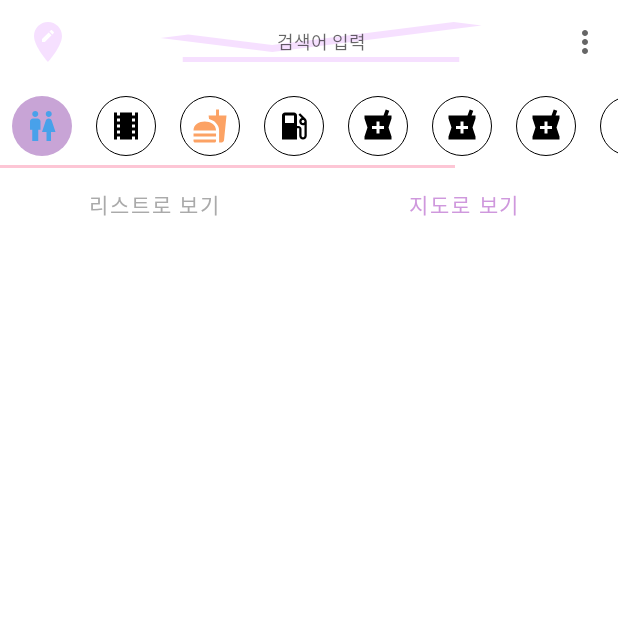
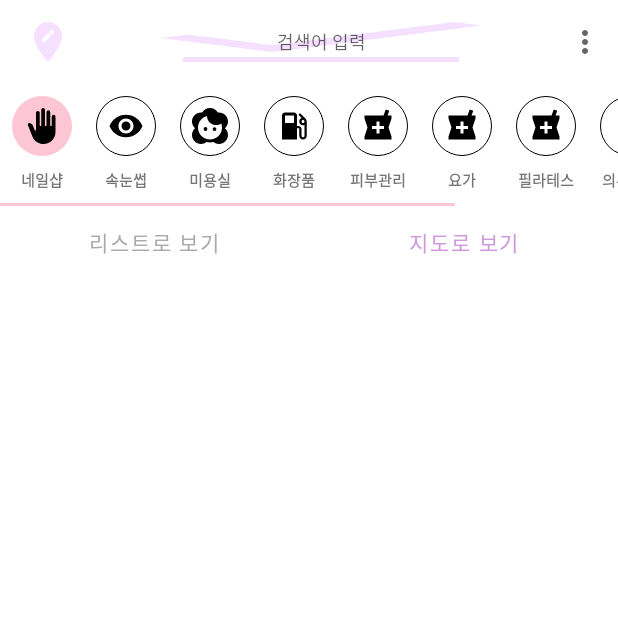
Before and after one commit to kof99athena/BeautyStreet, an Android app: the MainActivity screen opened directly, with no data from a screen before it, tab 2 chosen, on a phone screen of 412 x 824 dp, the top half of it. Run offline under Robolectric (Android 15) with nearby library versions, the light colour scheme and no system bars; libraries missing offline, so code that uses them is left out: com.kakao.util, net.daum.mf; 10 statements that could not run were skipped.

Commit message:
update 10 : 탭레이아웃 수정

```diff
--- a/app/src/main/res/drawable/baseline_local_movies_24.xml
+++ /dev/null
@@ -1,5 +0,0 @@
-<vector android:height="24dp" android:tint="#000000"
-    android:viewportHeight="24" android:viewportWidth="24"
-    android:width="24dp" xmlns:android="http://schemas.android.com/apk/res/android">
-    <path android:fillColor="@android:color/white" android:pathData="M18,3v2h-2L16,3L8,3v2L6,5L6,3L4,3v18h2v-2h2v2h8v-2h2v2h2L20,3h-2zM8,17L6,17v-2h2v2zM8,13L6,13v-2h2v2zM8,9L6,9L6,7h2v2zM18,17h-2v-2h2v2zM18,13h-2v-2h2v2zM18,9h-2L16,7h2v2z"/>
-</vector>
--- a/app/src/main/res/drawable/bg_choice_select.xml
+++ b/app/src/main/res/drawable/bg_choice_select.xml
@@ -2,7 +2,7 @@
 <shape xmlns:android="http://schemas.android.com/apk/res/android"
     android:shape="oval">
 
-    <solid android:color="#C8A4D6"/>
+    <solid android:color="@color/pink"/>
     <size android:width="40dp" android:height="40dp"/>
 
 </shape>
--- /dev/null
+++ b/app/src/main/res/drawable/list_eyelash.xml
@@ -0,0 +1,5 @@
+<vector android:height="24dp" android:tint="#000000"
+    android:viewportHeight="24" android:viewportWidth="24"
+    android:width="24dp" xmlns:android="http://schemas.android.com/apk/res/android">
+    <path android:fillColor="@android:color/white" android:pathData="M12,4.5C7,4.5 2.73,7.61 1,12c1.73,4.39 6,7.5 11,7.5s9.27,-3.11 11,-7.5c-1.73,-4.39 -6,-7.5 -11,-7.5zM12,17c-2.76,0 -5,-2.24 -5,-5s2.24,-5 5,-5 5,2.24 5,5 -2.24,5 -5,5zM12,9c-1.66,0 -3,1.34 -3,3s1.34,3 3,3 3,-1.34 3,-3 -1.34,-3 -3,-3z"/>
+</vector>
--- /dev/null
+++ b/app/src/main/res/drawable/list_hair.xml
@@ -0,0 +1,7 @@
+<vector android:height="24dp" android:tint="#000000"
+    android:viewportHeight="24" android:viewportWidth="24"
+    android:width="24dp" xmlns:android="http://schemas.android.com/apk/res/android">
+    <path android:fillColor="@android:color/white" android:pathData="M21.97,13.52c0,-0.01 0,-0.02 0,-0.04C23.21,12.38 24,10.78 24,9c0,-3.31 -2.69,-6 -6,-6c-0.26,0 -0.52,0.02 -0.78,0.06C16.19,1.23 14.24,0 12,0S7.81,1.23 6.78,3.06C6.52,3.02 6.26,3 6,3C2.69,3 0,5.69 0,9c0,1.78 0.79,3.38 2.02,4.48c0,0.01 0,0.02 0,0.04C0.79,14.62 0,16.22 0,18c0,3.31 2.69,6 6,6c1.39,0 2.67,-0.48 3.69,-1.28C10.43,22.9 11.2,23 12,23s1.57,-0.1 2.31,-0.28C15.33,23.52 16.61,24 18,24c3.31,0 6,-2.69 6,-6C24,16.22 23.21,14.62 21.97,13.52zM12,21c-4.41,0 -8,-3.59 -8,-8c0,-3.72 2.56,-6.85 6,-7.74c0,0.02 0,0.03 0,0.05c0,3.34 2.72,6.06 6.06,6.06c1.26,0 2.45,-0.39 3.45,-1.09C19.82,11.14 20,12.05 20,13C20,17.41 16.41,21 12,21z"/>
+    <path android:fillColor="@android:color/white" android:pathData="M9,14m-1.25,0a1.25,1.25 0,1 1,2.5 0a1.25,1.25 0,1 1,-2.5 0"/>
+    <path android:fillColor="@android:color/white" android:pathData="M15,14m-1.25,0a1.25,1.25 0,1 1,2.5 0a1.25,1.25 0,1 1,-2.5 0"/>
+</vector>
--- /dev/null
+++ b/app/src/main/res/drawable/list_nailart.xml
@@ -0,0 +1,5 @@
+<vector android:height="24dp" android:tint="@color/black"
+    android:viewportHeight="24" android:viewportWidth="24"
+    android:width="24dp" xmlns:android="http://schemas.android.com/apk/res/android">
+    <path android:fillColor="@android:color/white" android:pathData="M13,24c-3.26,0 -6.19,-1.99 -7.4,-5.02l-3.03,-7.61C2.26,10.58 3,9.79 3.81,10.05l0.79,0.26c0.56,0.18 1.02,0.61 1.24,1.16L7.25,15H8V3.25C8,2.56 8.56,2 9.25,2s1.25,0.56 1.25,1.25V12h1V1.25C11.5,0.56 12.06,0 12.75,0S14,0.56 14,1.25V12h1V2.75c0,-0.69 0.56,-1.25 1.25,-1.25c0.69,0 1.25,0.56 1.25,1.25V12h1V5.75c0,-0.69 0.56,-1.25 1.25,-1.25S21,5.06 21,5.75V16C21,20.42 17.42,24 13,24z"/>
+</vector>
--- a/app/src/main/res/drawable/wc.xml
+++ /dev/null
@@ -1,5 +0,0 @@
-<vector android:height="24dp" android:tint="#48A1EA"
-    android:viewportHeight="24" android:viewportWidth="24"
-    android:width="24dp" xmlns:android="http://schemas.android.com/apk/res/android">
-    <path android:fillColor="@android:color/white" android:pathData="M5.5,22v-7.5L4,14.5L4,9c0,-1.1 0.9,-2 2,-2h3c1.1,0 2,0.9 2,2v5.5L9.5,14.5L9.5,22h-4zM18,22v-6h3l-2.54,-7.63C18.18,7.55 17.42,7 16.56,7h-0.12c-0.86,0 -1.63,0.55 -1.9,1.37L12,16h3v6h3zM7.5,6c1.11,0 2,-0.89 2,-2s-0.89,-2 -2,-2 -2,0.89 -2,2 0.89,2 2,2zM16.5,6c1.11,0 2,-0.89 2,-2s-0.89,-2 -2,-2 -2,0.89 -2,2 0.89,2 2,2z"/>
-</vector>
--- a/app/src/main/res/layout/activity_login.xml
+++ b/app/src/main/res/layout/activity_login.xml
@@ -12,9 +12,8 @@
         android:layout_width="wrap_content"
         android:layout_height="wrap_content"
         android:layout_centerHorizontal="true"
-        android:layout_marginTop="80dp"
+        android:layout_marginTop="200dp"
         android:padding="16dp"
-        android:text="WELCOME!"
         android:textColor="@color/pink"
         android:textSize="40sp"
         android:textStyle="bold" />
@@ -26,9 +25,8 @@
         android:layout_below="@id/tv_title"
         android:layout_centerHorizontal="true"
         android:paddingLeft="16dp"
-        android:paddingTop="8dp"
         android:paddingRight="16dp"
-        android:paddingBottom="8dp"
+        android:paddingBottom="16dp"
         android:text="로그인 안하고 둘러보기"
         android:textColor="@color/gray" />
 
--- a/app/src/main/res/layout/choice_list.xml
+++ b/app/src/main/res/layout/choice_list.xml
@@ -4,33 +4,85 @@
     android:layout_width="match_parent"
     android:layout_height="match_parent">
 
+    <RelativeLayout
+        android:layout_width="wrap_content"
+        android:layout_height="wrap_content">
 
     <ImageView
         android:id="@+id/choice_wc"
         android:background="@drawable/bg_choice_select"
         android:padding="8dp"
         android:layout_margin="8dp"
-        android:src="@drawable/wc"
+        android:src="@drawable/list_nailart"
         android:layout_width="40dp"
         android:layout_height="40dp"/>
+
+    <TextView
+        android:text="네일샵"
+        android:textSize="10dp"
+        android:textStyle="bold"
+        android:layout_marginBottom="10dp"
+        android:layout_centerInParent="true"
+        android:layout_below="@id/choice_wc"
+        android:layout_width="wrap_content"
+        android:layout_height="wrap_content"/>
+
+    </RelativeLayout>
+
+
+    <RelativeLayout
+        android:layout_width="wrap_content"
+        android:layout_height="wrap_content">
 
     <ImageView
         android:id="@+id/choice_movie"
         android:background="@drawable/bg_choice"
         android:padding="8dp"
         android:layout_margin="8dp"
-        android:src="@drawable/baseline_local_movies_24"
+        android:src="@drawable/list_eyelash"
         android:layout_width="40dp"
         android:layout_height="40dp"/>
 
+        <TextView
+            android:text="속눈썹"
+            android:textSize="10dp"
+            android:textStyle="bold"
+            android:layout_marginBottom="10dp"
+            android:layout_centerInParent="true"
+            android:layout_below="@id/choice_movie"
+            android:layout_width="wrap_content"
+            android:layout_height="wrap_content"/>
+
+    </RelativeLayout>
+
+
+    <RelativeLayout
+        android:layout_width="wrap_content"
+        android:layout_height="wrap_content">
     <ImageView
         android:id="@+id/choice_fastfood"
         android:background="@drawable/bg_choice"
         android:padding="8dp"
         android:layout_margin="8dp"
-        android:src="@drawable/fastfood"
+        android:src="@drawable/list_hair"
         android:layout_width="40dp"
         android:layout_height="40dp"/>
+
+        <TextView
+            android:text="미용실"
+            android:textSize="10dp"
+            android:textStyle="bold"
+            android:layout_marginBottom="10dp"
+            android:layout_centerInParent="true"
+            android:layout_below="@id/choice_fastfood"
+            android:layout_width="wrap_content"
+            android:layout_height="wrap_content"/>
+
+    </RelativeLayout>
+
+    <RelativeLayout
+        android:layout_width="wrap_content"
+        android:layout_height="wrap_content">
 
     <ImageView
         android:id="@+id/choice_gas"
@@ -41,6 +93,23 @@
         android:layout_width="40dp"
         android:layout_height="40dp"/>
 
+
+        <TextView
+            android:text="화장품"
+            android:textSize="10dp"
+            android:textStyle="bold"
+            android:layout_marginBottom="10dp"
+            android:layout_centerInParent="true"
+            android:layout_below="@id/choice_gas"
+            android:layout_width="wrap_content"
+            android:layout_height="wrap_content"/>
+
+    </RelativeLayout>
+
+    <RelativeLayout
+        android:layout_width="wrap_content"
+        android:layout_height="wrap_content">
+
     <ImageView
         android:id="@+id/choice_pharm"
         android:background="@drawable/bg_choice"
@@ -50,9 +119,23 @@
         android:layout_width="40dp"
         android:layout_height="40dp"/>
 
+        <TextView
+            android:text="피부관리"
+            android:textSize="10dp"
+            android:textStyle="bold"
+            android:layout_marginBottom="10dp"
+            android:layout_centerInParent="true"
+            android:layout_below="@id/choice_pharm"
+            android:layout_width="wrap_content"
+            android:layout_height="wrap_content"/>
+
+    </RelativeLayout>
 
 
 
+    <RelativeLayout
+        android:layout_width="wrap_content"
+        android:layout_height="wrap_content">
 
     <ImageView
         android:id="@+id/choice_pharm1"
@@ -63,6 +146,23 @@
         android:layout_width="40dp"
         android:layout_height="40dp"/>
 
+        <TextView
+            android:text="요가"
+            android:textSize="10dp"
+            android:textStyle="bold"
+            android:layout_marginBottom="10dp"
+            android:layout_centerInParent="true"
+            android:layout_below="@id/choice_pharm1"
+            android:layout_width="wrap_content"
+            android:layout_height="wrap_content"/>
+
+    </RelativeLayout>
+
+    <RelativeLayout
+        android:layout_width="wrap_content"
+        android:layout_height="wrap_content">
+
+
     <ImageView
         android:id="@+id/choice_pharm2"
         android:background="@drawable/bg_choice"
@@ -71,6 +171,23 @@
         android:src="@drawable/pharmacy"
         android:layout_width="40dp"
         android:layout_height="40dp"/>
+
+        <TextView
+            android:text="필라테스"
+            android:textSize="10dp"
+            android:textStyle="bold"
+            android:layout_marginBottom="10dp"
+            android:layout_centerInParent="true"
+            android:layout_below="@id/choice_pharm2"
+            android:layout_width="wrap_content"
+            android:layout_height="wrap_content"/>
+
+    </RelativeLayout>
+
+    <RelativeLayout
+        android:layout_width="wrap_content"
+        android:layout_height="wrap_content">
+
 
     <ImageView
         android:id="@+id/choice_coffee"
@@ -81,6 +198,24 @@
         android:layout_width="40dp"
         android:layout_height="40dp"/>
 
+        <TextView
+            android:text="의류판매"
+            android:textSize="10dp"
+            android:textStyle="bold"
+            android:layout_marginBottom="10dp"
+            android:layout_centerInParent="true"
+            android:layout_below="@id/choice_coffee"
+            android:layout_width="wrap_content"
+            android:layout_height="wrap_content"/>
+
+    </RelativeLayout>
+
+
+
+    <RelativeLayout
+        android:layout_width="wrap_content"
+        android:layout_height="wrap_content">
+
     <ImageView
         android:id="@+id/choice_coffee1"
         android:background="@drawable/bg_choice"
@@ -90,6 +225,22 @@
         android:layout_width="40dp"
         android:layout_height="40dp"/>
 
+        <TextView
+            android:text="체형관리"
+            android:textSize="10dp"
+            android:textStyle="bold"
+            android:layout_marginBottom="10dp"
+            android:layout_centerInParent="true"
+            android:layout_below="@id/choice_coffee1"
+            android:layout_width="wrap_content"
+            android:layout_height="wrap_content"/>
+
+    </RelativeLayout>
+
+
+    <RelativeLayout
+        android:layout_width="wrap_content"
+        android:layout_height="wrap_content">
 
     <ImageView
         android:id="@+id/choice_coffee2"
@@ -100,6 +251,19 @@
         android:layout_width="40dp"
         android:layout_height="40dp"/>
 
+        <TextView
+            android:text="메이크업"
+            android:textSize="10dp"
+            android:textStyle="bold"
+            android:layout_marginBottom="10dp"
+            android:layout_centerInParent="true"
+            android:layout_below="@id/choice_coffee2"
+            android:layout_width="wrap_content"
+            android:layout_height="wrap_content"/>
+
+    </RelativeLayout>
+
+
 
 
 </LinearLayout>
--- a/app/src/main/res/layout/recycler_item_list_fragment.xml
+++ b/app/src/main/res/layout/recycler_item_list_fragment.xml
@@ -4,11 +4,11 @@
     android:layout_height="wrap_content"
     xmlns:app="http://schemas.android.com/apk/res-auto"
     app:cardElevation="4dp"
-    app:cardCornerRadius="4dp"
+    app:cardCornerRadius="16dp"
     app:contentPadding="16dp"
     android:layout_margin="8dp"
-    app:strokeColor="#2196F3"
-    app:strokeWidth="2dp">
+    app:strokeColor="@color/pink"
+    app:strokeWidth="1dp">
 
     <RelativeLayout
         android:layout_width="match_parent"
```
Also changed, not shown: app/src/main/res/drawable/bg_main.jpg (added), app/src/main/res/drawable/bg_main.png (deleted), app/src/main/res/drawable/bg_splash.jpg (added), app/src/main/res/drawable/bg_splash.png (deleted).
